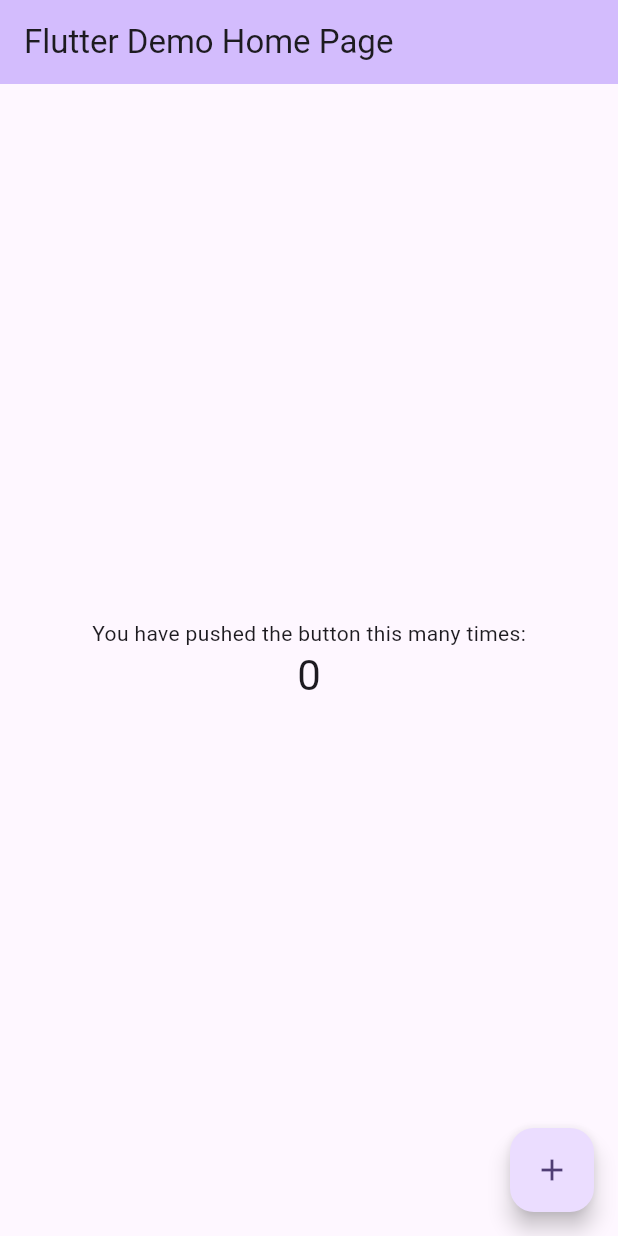
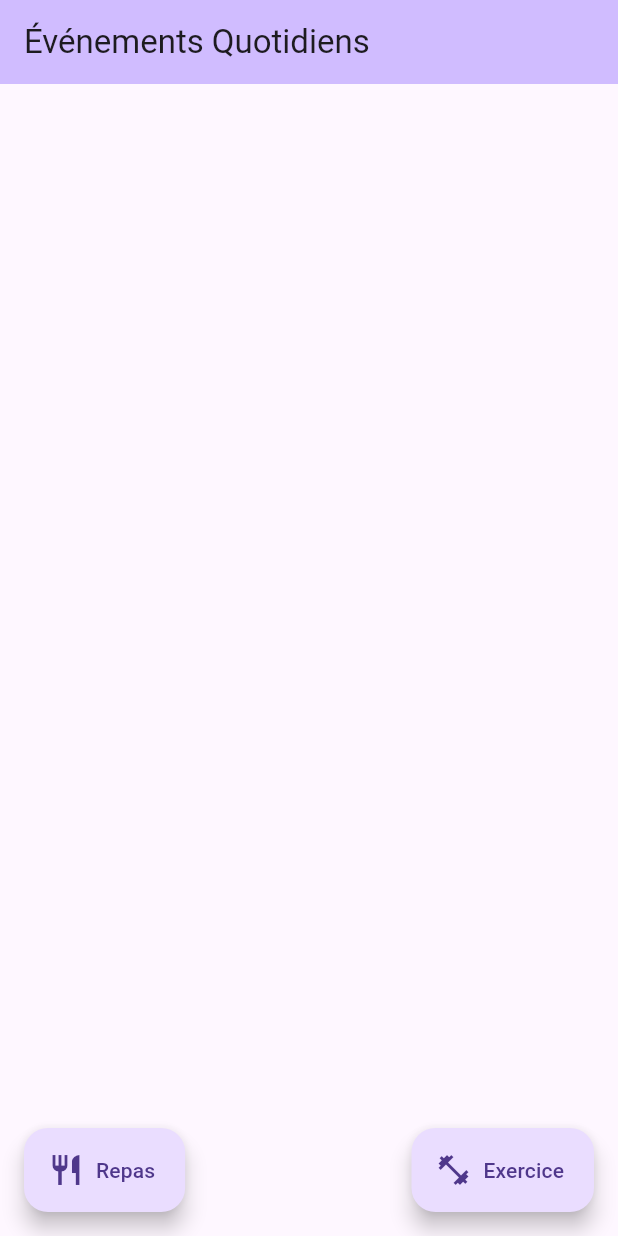
Before and after one commit to daffycricket/my-event-trackers, a Flutter app: the screen it shows after launch, on a phone screen of 412 x 824 dp. Run offline on Flutter 3.47's test engine with Material 3 defaults, Android fonts, the phone set to English and light mode, and no system bars; our stand-ins replace flutter_riverpod.

Commit message:
first working version

```diff
--- a/lib/main.dart
+++ b/lib/main.dart
@@ -1,125 +1,109 @@
 import 'package:flutter/material.dart';
+import 'package:flutter_riverpod/flutter_riverpod.dart';
+import 'package:intl/intl.dart';
+import 'package:my_event_tracker/models/event.dart';
+import 'package:my_event_tracker/screens/create_meal_screen.dart';
+import 'package:my_event_tracker/screens/create_workout_screen.dart';
+import 'providers/events_provider.dart';
 
 void main() {
-  runApp(const MyApp());
+  runApp(const ProviderScope(child: MyApp()));
 }
 
 class MyApp extends StatelessWidget {
   const MyApp({super.key});
 
-  // This widget is the root of your application.
   @override
   Widget build(BuildContext context) {
-    return MaterialApp(
-      title: 'Flutter Demo',
-      theme: ThemeData(
-        // This is the theme of your application.
-        //
-        // TRY THIS: Try running your application with "flutter run". You'll see
-        // the application has a purple toolbar. Then, without quitting the app,
-        // try changing the seedColor in the colorScheme below to Colors.green
-        // and then invoke "hot reload" (save your changes or press the "hot
-        // reload" button in a Flutter-supported IDE, or press "r" if you used
-        // the command line to start the app).
-        //
-        // Notice that the counter didn't reset back to zero; the application
-        // state is not lost during the reload. To reset the state, use hot
-        // restart instead.
-        //
-        // This works for code too, not just values: Most code changes can be
-        // tested with just a hot reload.
-        colorScheme: ColorScheme.fromSeed(seedColor: Colors.deepPurple),
-        useMaterial3: true,
-      ),
-      home: const MyHomePage(title: 'Flutter Demo Home Page'),
+    return const MaterialApp(
+      title: 'Suivi des Événements',
+      home: HomeScreen(),
     );
   }
 }
 
-class MyHomePage extends StatefulWidget {
-  const MyHomePage({super.key, required this.title});
-
-  // This widget is the home page of your application. It is stateful, meaning
-  // that it has a State object (defined below) that contains fields that affect
-  // how it looks.
-
-  // This class is the configuration for the state. It holds the values (in this
-  // case the title) provided by the parent (in this case the App widget) and
-  // used by the build method of the State. Fields in a Widget subclass are
-  // always marked "final".
-
-  final String title;
-
-  @override
-  State<MyHomePage> createState() => _MyHomePageState();
-}
-
-class _MyHomePageState extends State<MyHomePage> {
-  int _counter = 0;
-
-  void _incrementCounter() {
-    setState(() {
-      // This call to setState tells the Flutter framework that something has
-      // changed in this State, which causes it to rerun the build method below
-      // so that the display can reflect the updated values. If we changed
-      // _counter without calling setState(), then the build method would not be
-      // called again, and so nothing would appear to happen.
-      _counter++;
-    });
-  }
+class HomeScreen extends StatelessWidget {
+  const HomeScreen({super.key});
 
   @override
   Widget build(BuildContext context) {
-    // This method is rerun every time setState is called, for instance as done
-    // by the _incrementCounter method above.
-    //
-    // The Flutter framework has been optimized to make rerunning build methods
-    // fast, so that you can just rebuild anything that needs updating rather
-    // than having to individually change instances of widgets.
     return Scaffold(
       appBar: AppBar(
-        // TRY THIS: Try changing the color here to a specific color (to
-        // Colors.amber, perhaps?) and trigger a hot reload to see the AppBar
-        // change color while the other colors stay the same.
+        title: const Text('Événements Quotidiens'),
         backgroundColor: Theme.of(context).colorScheme.inversePrimary,
-        // Here we take the value from the MyHomePage object that was created by
-        // the App.build method, and use it to set our appbar title.
-        title: Text(widget.title),
       ),
-      body: Center(
-        // Center is a layout widget. It takes a single child and positions it
-        // in the middle of the parent.
-        child: Column(
-          // Column is also a layout widget. It takes a list of children and
-          // arranges them vertically. By default, it sizes itself to fit its
-          // children horizontally, and tries to be as tall as its parent.
-          //
-          // Column has various properties to control how it sizes itself and
-          // how it positions its children. Here we use mainAxisAlignment to
-          // center the children vertically; the main axis here is the vertical
-          // axis because Columns are vertical (the cross axis would be
-          // horizontal).
-          //
-          // TRY THIS: Invoke "debug painting" (choose the "Toggle Debug Paint"
-          // action in the IDE, or press "p" in the console), to see the
-          // wireframe for each widget.
-          mainAxisAlignment: MainAxisAlignment.center,
-          children: <Widget>[
-            const Text(
-              'You have pushed the button this many times:',
+      body: const EventList(),
+      floatingActionButtonLocation: FloatingActionButtonLocation.centerFloat,
+      floatingActionButton: Padding(
+        padding: const EdgeInsets.symmetric(horizontal: 16),
+        child: Row(
+          mainAxisAlignment: MainAxisAlignment.spaceBetween,
+          children: [
+            FloatingActionButton.extended(
+              heroTag: 'meal_fab',
+              onPressed: () => _showMealForm(context),
+              icon: const Icon(Icons.restaurant),
+              label: const Text('Repas'),
             ),
-            Text(
-              '$_counter',
-              style: Theme.of(context).textTheme.headlineMedium,
+            FloatingActionButton.extended(
+              heroTag: 'workout_fab',
+              onPressed: () => _showWorkoutForm(context),
+              icon: const Icon(Icons.fitness_center),
+              label: const Text('Exercice'),
             ),
           ],
         ),
       ),
-      floatingActionButton: FloatingActionButton(
-        onPressed: _incrementCounter,
-        tooltip: 'Increment',
-        child: const Icon(Icons.add),
-      ), // This trailing comma makes auto-formatting nicer for build methods.
+    );
+  }
+
+  void _showMealForm(BuildContext context) {
+    Navigator.push(
+      context,
+      MaterialPageRoute(
+        builder: (context) => const CreateMealScreen(),
+      ),
+    );
+  }
+
+  void _showWorkoutForm(BuildContext context) {
+    Navigator.push(
+      context,
+      MaterialPageRoute(
+        builder: (context) => const CreateWorkoutScreen(),
+      ),
     );
   }
 }
+
+class EventList extends ConsumerWidget {
+  const EventList({super.key});
+
+  @override
+  Widget build(BuildContext context, WidgetRef ref) {
+    final events = ref.watch(eventsProvider);
+
+    return ListView.builder(
+      padding: const EdgeInsets.all(8),
+      itemCount: events.length,
+      itemBuilder: (context, index) {
+        final event = events[index];
+        return Card(
+          child: ListTile(
+            leading: Icon(
+              event is MealEvent ? Icons.restaurant : Icons.fitness_center,
+              color: Theme.of(context).primaryColor,
+            ),
+            title: Text(event.title),
+            subtitle: Text(
+              DateFormat('dd/MM/yyyy HH:mm').format(event.date),
+            ),
+            trailing: event is MealEvent
+                ? Text(event.type.name)
+                : Text('${(event as WorkoutEvent).duration.inMinutes}min'),
+          ),
+        );
+      },
+    );
+  }
+}
--- /dev/null
+++ b/lib/models/event.dart
@@ -0,0 +1,57 @@
+abstract class Event {
+  final String id;
+  final String title;
+  final DateTime date;
+
+  const Event({
+    required this.id,
+    required this.title,
+    required this.date,
+  });
+}
+
+class MealEvent extends Event {
+  final List<String> foods;
+  final String? notes;
+  final MealType type;
+
+  const MealEvent({
+    required super.id,
+    required super.title,
+    required super.date,
+    required this.foods,
+    this.notes,
+    required this.type,
+  });
+}
+
+class WorkoutEvent extends Event {
+  final Duration duration;
+  final WorkoutType type;
+  final int? caloriesBurned;
+  final String? notes;
+
+  const WorkoutEvent({
+    required super.id,
+    required super.title,
+    required super.date,
+    required this.duration,
+    required this.type,
+    this.caloriesBurned,
+    this.notes,
+  });
+}
+
+enum MealType {
+  breakfast,
+  lunch,
+  dinner,
+  snack
+}
+
+enum WorkoutType {
+  cardio,
+  strength,
+  flexibility,
+  sport
+}
--- /dev/null
+++ b/lib/providers/events_provider.dart
@@ -0,0 +1,14 @@
+import 'package:flutter_riverpod/flutter_riverpod.dart';
+import '../models/event.dart';
+
+final eventsProvider = StateNotifierProvider<EventsNotifier, List<Event>>((ref) {
+  return EventsNotifier();
+});
+
+class EventsNotifier extends StateNotifier<List<Event>> {
+  EventsNotifier() : super([]);
+
+  void addEvent(Event event) {
+    state = [...state, event];
+  }
+}
--- a/pubspec.yaml
+++ b/pubspec.yaml
@@ -30,6 +30,9 @@ environment:
 dependencies:
   flutter:
     sdk: flutter
+  flutter_riverpod: ^1.0.0
+  intl: ^0.18.0
+  uuid: ^4.0.0
 
 
   # The following adds the Cupertino Icons font to your application.
```
Also changed, not shown: lib/screens/create_meal_screen.dart (added, +94 -0 lines), lib/screens/create_workout_screen.dart (added, +108 -0 lines).
